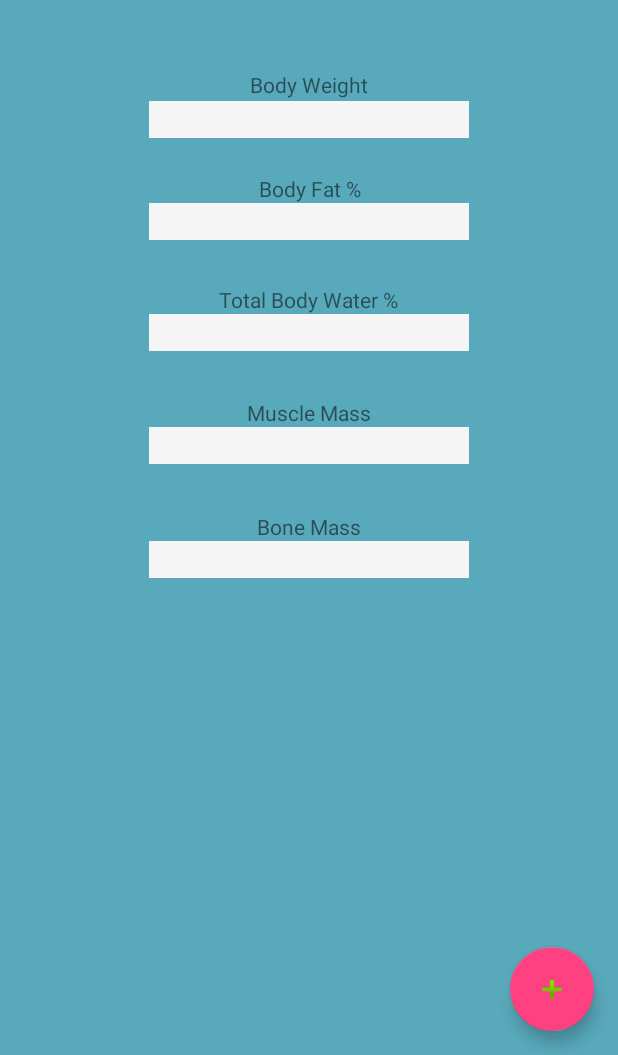
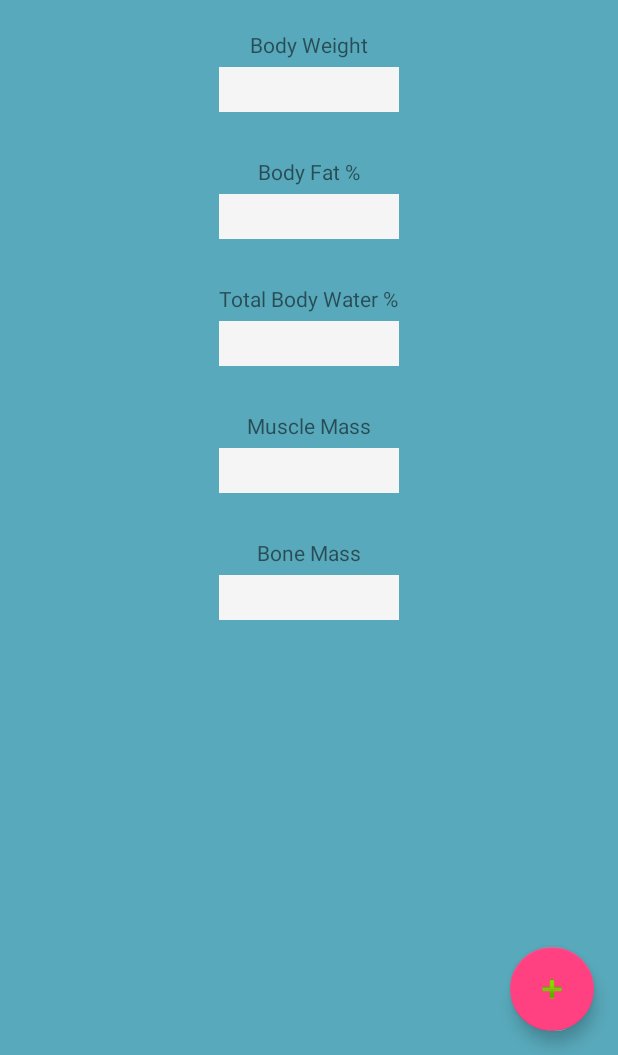
Before and after one commit to rhartvik/CompoTracker, an Android app: the screen it shows after launch (MainActivity), on a phone screen of 412 x 824 dp, the part 181-1236 px from its top. Run offline under Robolectric (Android 15) with nearby library versions, the phone set to English and light mode, and no system bars.

Commit message:
Revised TextViews and EditTexts of the Main Activity.

```diff
--- a/app/src/main/res/layout/content_main.xml
+++ b/app/src/main/res/layout/content_main.xml
@@ -17,104 +17,109 @@
         android:layout_width="wrap_content"
         android:layout_height="wrap_content"
         android:text="Compo Tracker 1.0"
-        android:id="@+id/textView"
+        android:id="@+id/maintitle"
         android:layout_alignParentTop="true"
         android:layout_centerHorizontal="true"
-        android:textSize="@dimen/abc_action_button_min_width_overflow_material" />
-
-    <EditText
-        android:layout_width="wrap_content"
-        android:layout_height="wrap_content"
-        android:inputType="numberDecimal"
-        android:ems="10"
-        android:id="@+id/editText"
-        android:layout_marginTop="67dp"
-        android:background="@color/material_grey_100"
-        android:layout_below="@+id/textView"
-        android:layout_centerHorizontal="true" />
-
-    <EditText
-        android:layout_width="wrap_content"
-        android:layout_height="wrap_content"
-        android:inputType="numberDecimal"
-        android:ems="10"
-        android:id="@+id/editText2"
-        android:background="@color/material_grey_100"
-        android:layout_below="@+id/textView3"
-        android:layout_alignStart="@+id/editText" />
-
-    <EditText
-        android:layout_width="wrap_content"
-        android:layout_height="wrap_content"
-        android:inputType="numberDecimal"
-        android:ems="10"
-        android:id="@+id/editText3"
-        android:background="@color/material_grey_100"
-        android:layout_below="@+id/textView4"
-        android:layout_alignStart="@+id/editText2" />
-
-    <EditText
-        android:layout_width="wrap_content"
-        android:layout_height="wrap_content"
-        android:inputType="numberDecimal"
-        android:ems="10"
-        android:id="@+id/editText4"
-        android:background="@color/material_grey_100"
-        android:layout_below="@+id/textView6"
-        android:layout_alignStart="@+id/editText5" />
+        android:textSize="@dimen/abc_action_button_min_width_overflow_material"
+        android:layout_marginBottom="20dp"/>
 
     <TextView
         android:layout_width="wrap_content"
         android:layout_height="wrap_content"
         android:text="Body Weight"
-        android:id="@+id/textView2"
-        android:layout_alignBottom="@+id/editText"
+        android:id="@+id/bodyweighttitle"
+        android:layout_below="@+id/maintitle"
         android:layout_centerHorizontal="true"
-        android:layout_marginBottom="26dp" />
+        android:layout_marginBottom="@dimen/under_input_title_margin" />
+
+    <EditText
+        android:layout_width="120dp"
+        android:layout_height="30dp"
+        android:inputType="numberDecimal"
+        android:ems="10"
+        android:id="@+id/bodyweight"
+        android:background="@color/material_grey_100"
+        android:layout_below="@+id/bodyweighttitle"
+        android:layout_centerHorizontal="true"
+        android:layout_marginBottom="@dimen/under_input_field_margin"/>
 
     <TextView
         android:layout_width="wrap_content"
         android:layout_height="wrap_content"
         android:text="Body Fat %"
-        android:id="@+id/textView3"
-        android:layout_marginTop="24dp"
-        android:layout_below="@+id/editText"
-        android:layout_alignEnd="@+id/textView6" />
+        android:id="@+id/bodyfattitle"
+        android:layout_below="@+id/bodyweight"
+        android:layout_centerHorizontal="true"
+        android:layout_marginBottom="@dimen/under_input_title_margin"/>
 
     <EditText
-        android:layout_width="wrap_content"
-        android:layout_height="wrap_content"
+        android:layout_width="120dp"
+        android:layout_height="30dp"
         android:inputType="numberDecimal"
         android:ems="10"
-        android:id="@+id/editText5"
+        android:id="@+id/bodyfat"
         android:background="@color/material_grey_100"
-        android:layout_below="@+id/textView5"
-        android:layout_alignStart="@+id/editText3" />
+        android:layout_below="@+id/bodyfattitle"
+        android:layout_centerHorizontal="true"
+        android:layout_marginBottom="@dimen/under_input_field_margin"/>
 
     <TextView
         android:layout_width="wrap_content"
         android:layout_height="wrap_content"
         android:text="Total Body Water %"
-        android:id="@+id/textView4"
-        android:layout_marginTop="30dp"
-        android:layout_below="@+id/editText2"
-        android:layout_centerHorizontal="true" />
+        android:id="@+id/totalbodywatertitle"
+        android:layout_below="@+id/bodyfat"
+        android:layout_centerHorizontal="true"
+        android:layout_marginBottom="@dimen/under_input_title_margin"/>
+
+    <EditText
+        android:layout_width="120dp"
+        android:layout_height="30dp"
+        android:inputType="numberDecimal"
+        android:ems="10"
+        android:id="@+id/totalbodywater"
+        android:background="@color/material_grey_100"
+        android:layout_below="@+id/totalbodywatertitle"
+        android:layout_centerHorizontal="true"
+        android:layout_marginBottom="@dimen/under_input_field_margin"/>
 
     <TextView
         android:layout_width="wrap_content"
         android:layout_height="wrap_content"
         android:text="Muscle Mass"
-        android:id="@+id/textView5"
-        android:layout_below="@+id/editText3"
+        android:id="@+id/musclemasstitle"
+        android:layout_below="@+id/totalbodywater"
         android:layout_centerHorizontal="true"
-        android:layout_marginTop="31dp" />
+        android:layout_marginBottom="@dimen/under_input_title_margin"/>
+
+    <EditText
+        android:layout_width="120dp"
+        android:layout_height="30dp"
+        android:inputType="numberDecimal"
+        android:ems="10"
+        android:id="@+id/musclemass"
+        android:background="@color/material_grey_100"
+        android:layout_below="@+id/musclemasstitle"
+        android:layout_centerHorizontal="true"
+        android:layout_marginBottom="@dimen/under_input_field_margin"/>
 
     <TextView
         android:layout_width="wrap_content"
         android:layout_height="wrap_content"
         android:text="Bone Mass"
-        android:id="@+id/textView6"
-        android:layout_marginTop="32dp"
-        android:layout_below="@+id/editText5"
-        android:layout_centerHorizontal="true" />
+        android:id="@+id/bonemasstitle"
+        android:layout_below="@+id/musclemass"
+        android:layout_centerHorizontal="true"
+        android:layout_marginBottom="@dimen/under_input_title_margin"/>
+
+    <EditText
+        android:layout_width="120dp"
+        android:layout_height="30dp"
+        android:inputType="numberDecimal"
+        android:ems="10"
+        android:id="@+id/bonemass"
+        android:background="@color/material_grey_100"
+        android:layout_below="@+id/bonemasstitle"
+        android:layout_centerHorizontal="true"
+        android:layout_marginBottom="@dimen/under_input_field_margin"/>
 </RelativeLayout>
--- a/app/src/main/res/values/dimens.xml
+++ b/app/src/main/res/values/dimens.xml
@@ -3,4 +3,6 @@
     <dimen name="activity_horizontal_margin">16dp</dimen>
     <dimen name="activity_vertical_margin">16dp</dimen>
     <dimen name="fab_margin">16dp</dimen>
+    <dimen name="under_input_title_margin">5dp</dimen>
+    <dimen name="under_input_field_margin">30dp</dimen>
 </resources>
```
